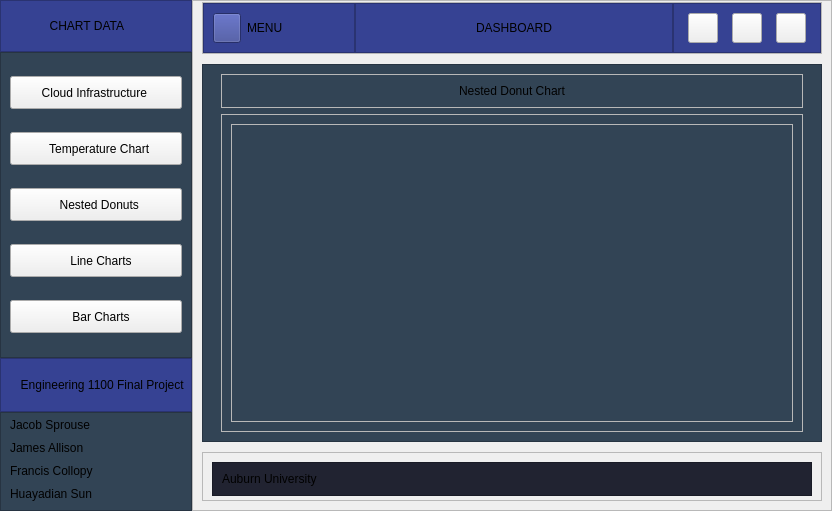
Before: the Qt Designer form UI/interface.ui in jmsa13/EngineeringFinalT8, drawn with Qt 5.
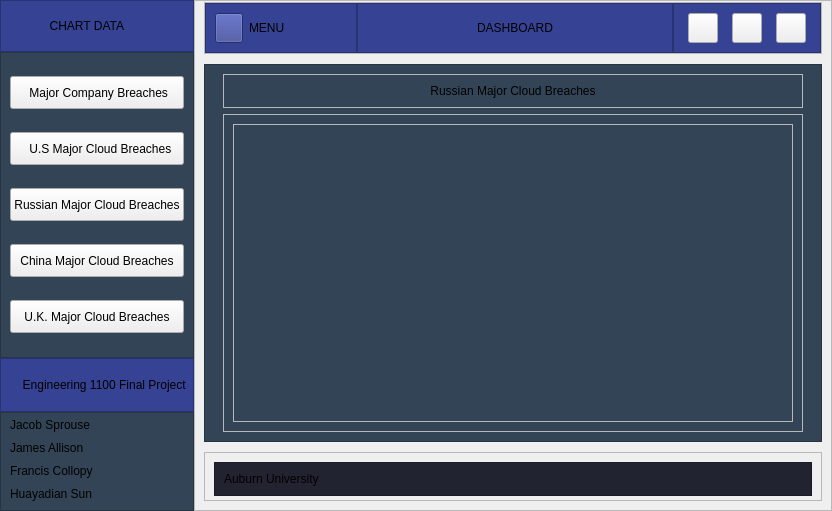
After: the same form once the commit is applied. The open tabs and pages were chosen to show the change. Icons and pictures are not drawn.

```diff
--- a/UI/interface.ui
+++ b/UI/interface.ui
@@ -299,7 +299,7 @@
              <string notr="true"/>
             </property>
             <property name="text">
-             <string>Cloud Infrastructure </string>
+             <string> Major Company Breaches</string>
             </property>
             <property name="icon">
              <iconset resource="../imgs/Icons.qrc">
@@ -307,8 +307,8 @@
             </property>
             <property name="iconSize">
              <size>
-              <width>23</width>
-              <height>23</height>
+              <width>30</width>
+              <height>30</height>
              </size>
             </property>
            </widget>
@@ -328,7 +328,7 @@
              </size>
             </property>
             <property name="text">
-             <string>  Temperature Chart</string>
+             <string>  U.S Major Cloud Breaches</string>
             </property>
             <property name="icon">
              <iconset resource="../imgs/Icons.qrc">
@@ -336,8 +336,8 @@
             </property>
             <property name="iconSize">
              <size>
-              <width>23</width>
-              <height>23</height>
+              <width>30</width>
+              <height>30</height>
              </size>
             </property>
            </widget>
@@ -357,7 +357,7 @@
              </size>
             </property>
             <property name="text">
-             <string>  Nested Donuts</string>
+             <string>Russian Major Cloud Breaches</string>
             </property>
             <property name="icon">
              <iconset resource="../imgs/Icons.qrc">
@@ -365,8 +365,8 @@
             </property>
             <property name="iconSize">
              <size>
-              <width>23</width>
-              <height>23</height>
+              <width>30</width>
+              <height>30</height>
              </size>
             </property>
            </widget>
@@ -386,7 +386,7 @@
              </size>
             </property>
             <property name="text">
-             <string>   Line Charts</string>
+             <string>China Major Cloud Breaches</string>
             </property>
             <property name="icon">
              <iconset resource="../imgs/Icons.qrc">
@@ -394,8 +394,8 @@
             </property>
             <property name="iconSize">
              <size>
-              <width>23</width>
-              <height>23</height>
+              <width>30</width>
+              <height>30</height>
              </size>
             </property>
            </widget>
@@ -415,11 +415,17 @@
              </size>
             </property>
             <property name="text">
-             <string>   Bar Charts</string>
+             <string>U.K. Major Cloud Breaches</string>
             </property>
             <property name="icon">
-             <iconset resource="../imgs/Icons.qrc">
-              <normaloff>:/Buttons/analytics (1).png</normaloff>:/Buttons/analytics (1).png</iconset>
+             <iconset resource="../imgs/Images.qrc">
+              <normaloff>:/Buttons/icons8-united-kingdom-48.png</normaloff>:/Buttons/icons8-united-kingdom-48.png</iconset>
+            </property>
+            <property name="iconSize">
+             <size>
+              <width>30</width>
+              <height>30</height>
+             </size>
             </property>
            </widget>
           </item>
@@ -1106,7 +1112,7 @@
                  <item alignment="Qt::AlignTop">
                   <widget class="QLabel" name="label_12">
                    <property name="text">
-                    <string>Nested Donut Chart</string>
+                    <string>Russian Major Cloud Breaches</string>
                    </property>
                    <property name="alignment">
                     <set>Qt::AlignCenter</set>
```
Left out of the diff: 66 changed lines with no effect on the pictures.
